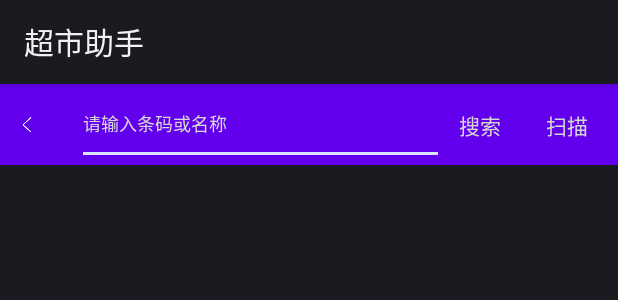
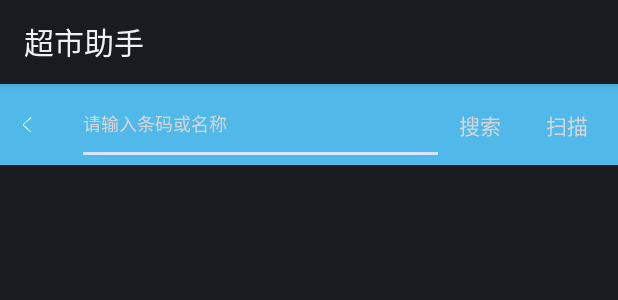
Before and after one commit to Deemonser/SupermarketAssistant, an Android app: the layout activity_pandian.xml on its own in the app's theme, with its tools: preview values and no code run, on a phone screen of 412 x 824 dp. Shown: the top 300 px of the screen. Run offline under Robolectric (Android 15) with nearby library versions, the phone set to English and light mode, and no system bars.

Commit message:
修改一些样式

```diff
--- a/app/build.gradle
+++ b/app/build.gradle
@@ -125,6 +125,8 @@ dependencies {
     implementation 'cn.bmob.android:bmob-sdk:3.6.9'
     implementation 'cn.bmob.android:http-legacy:1.0'
     implementation 'com.qmuiteam:qmui:1.1.6'
+
+    implementation 'com.contrarywind:Android-PickerView:4.1.7'
 }
 
 
--- a/app/src/main/java/com/deemons/supermarketassistant/di/component/ActivityComponent.kt
+++ b/app/src/main/java/com/deemons/supermarketassistant/di/component/ActivityComponent.kt
@@ -20,5 +20,6 @@ interface ActivityComponent {
     fun inject(pandianActivity: PandianActivity)
     fun inject(splashActivity: SplashActivity)
     fun inject(tongjiActivity: TongjiActivity)
+    fun inject(activity: MainActivity)
 
 }
--- a/app/src/main/res/layout/activity_main.xml
+++ b/app/src/main/res/layout/activity_main.xml
@@ -1,4 +1,5 @@
 <?xml version="1.0" encoding="utf-8"?>
+<layout>
     <android.support.constraint.ConstraintLayout
             xmlns:android="http://schemas.android.com/apk/res/android"
             xmlns:app="http://schemas.android.com/apk/res-auto"
@@ -58,3 +59,4 @@
 
 
     </android.support.constraint.ConstraintLayout>
+</layout>
--- a/app/src/main/res/layout/activity_pandian.xml
+++ b/app/src/main/res/layout/activity_pandian.xml
@@ -14,7 +14,7 @@
                 android:layout_width="match_parent"
                 app:layout_constraintLeft_toLeftOf="parent"
                 app:layout_constraintRight_toRightOf="parent"
-                android:background="@color/design_default_color_primary"
+                android:background="@color/colorPrimary"
                 app:layout_constraintTop_toTopOf="parent"
                 android:layout_height="54dp">
 
@@ -40,11 +40,22 @@
                     android:layout_marginStart="15dp"
                     android:imeOptions="actionSearch"
                     android:textColor="@color/white"
+                    style="@style/MyEditText"
                     android:singleLine="true"
                     android:textSize="12dp"
                     app:layout_constraintBottom_toBottomOf="parent"
                     android:layout_width="0dp"
                     android:layout_height="0dp"/>
+
+            <ImageView
+                    android:id="@+id/product_clean"
+                    app:layout_constraintRight_toRightOf="@id/product_edit"
+                    app:layout_constraintTop_toTopOf="@id/product_edit"
+                    app:layout_constraintBottom_toBottomOf="@id/product_edit"
+                    android:src="@mipmap/icon_clean"
+                    android:padding="10dp"
+                    android:visibility="gone"
+                    android:layout_width="wrap_content" android:layout_height="wrap_content"/>
 
 
             <TextView
--- a/app/src/main/res/layout/activity_tongji.xml
+++ b/app/src/main/res/layout/activity_tongji.xml
@@ -14,7 +14,7 @@
                 android:layout_width="match_parent"
                 app:layout_constraintLeft_toLeftOf="parent"
                 app:layout_constraintRight_toRightOf="parent"
-                android:background="@color/design_default_color_primary"
+                android:background="@color/colorPrimary"
                 app:layout_constraintTop_toTopOf="parent"
                 android:layout_height="54dp">
 
--- a/app/src/main/res/values/colors.xml
+++ b/app/src/main/res/values/colors.xml
@@ -1,6 +1,6 @@
 <?xml version="1.0" encoding="utf-8"?>
 <resources>
-    <color name="colorPrimary">#008577</color>
-    <color name="colorPrimaryDark">#00574B</color>
-    <color name="colorAccent">#D81B60</color>
+    <color name="colorPrimary">#50b9ea</color>
+    <color name="colorPrimaryDark">#1f8eb4</color>
+    <color name="colorAccent">#1f8eb4</color>
 </resources>
--- a/app/src/main/res/values/styles.xml
+++ b/app/src/main/res/values/styles.xml
@@ -1,4 +1,8 @@
 <resources>
 
+    <style name="MyEditText" parent="Theme.AppCompat.Light">
+        <item name="colorControlNormal">@android:color/darker_gray</item>
+        <item name="colorControlActivated">@android:color/holo_orange_dark</item>
+    </style>
 
 </resources>
--- a/app/src/main/res/values/themes.xml
+++ b/app/src/main/res/values/themes.xml
@@ -38,11 +38,11 @@
         <item name="colorPrimary">@color/colorPrimary</item>
         <item name="colorPrimaryDark">@color/colorPrimaryDark</item>
         <item name="colorAccent">@color/colorAccent</item>
-        <item name="android:windowFullscreen">true</item>
     </style>
 
     <style name="SplashTheme" parent="DefAppTheme">
         <item name="android:windowBackground">@drawable/start_window</item>
+        <item name="android:windowFullscreen">true</item>
         <!--<item name="android:windowAnimationStyle">@style/ActivityLeftRight</item>-->
     </style>
 
```
Also changed, not shown: app/src/main/java/com/deemons/supermarketassistant/base/BaseActivity.kt (+7 -3 lines), app/src/main/java/com/deemons/supermarketassistant/mvp/activity/MainActivity.kt (+13 -4 lines), app/src/main/java/com/deemons/supermarketassistant/mvp/activity/PandianActivity.kt (+32 -0 lines), app/src/main/java/com/deemons/supermarketassistant/mvp/activity/TongjiActivity.kt (+10 -11 lines), app/src/main/res/mipmap-xxhdpi/icon_clean.png (added). Lines whose indentation alone changed are shown as unchanged.
